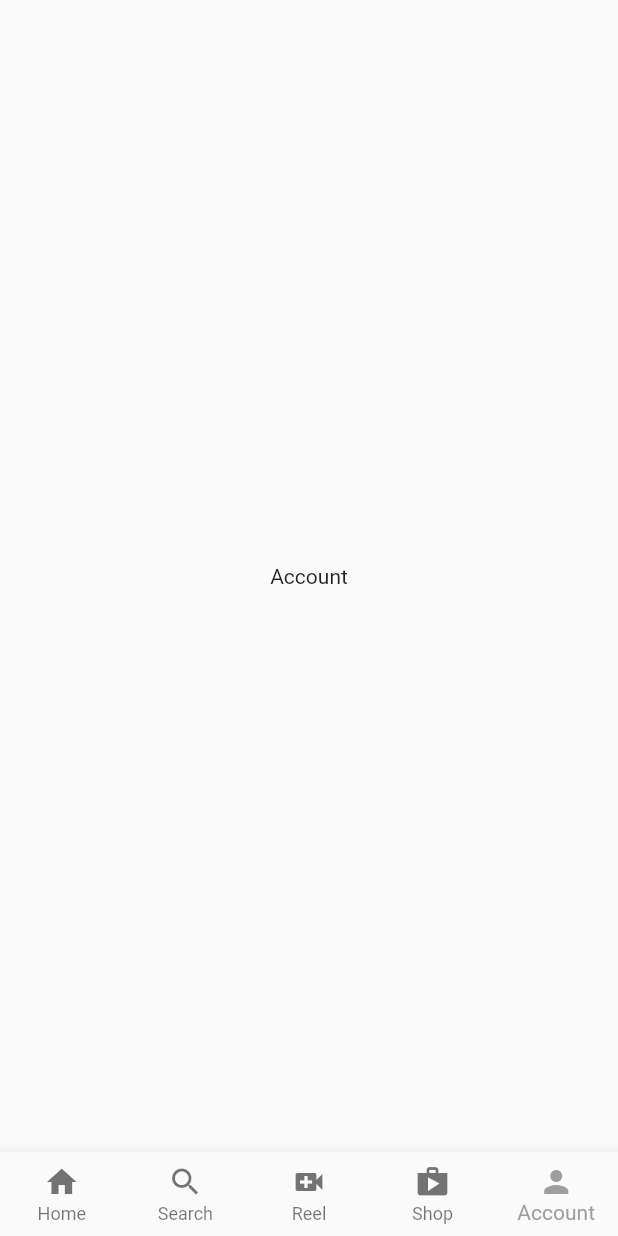
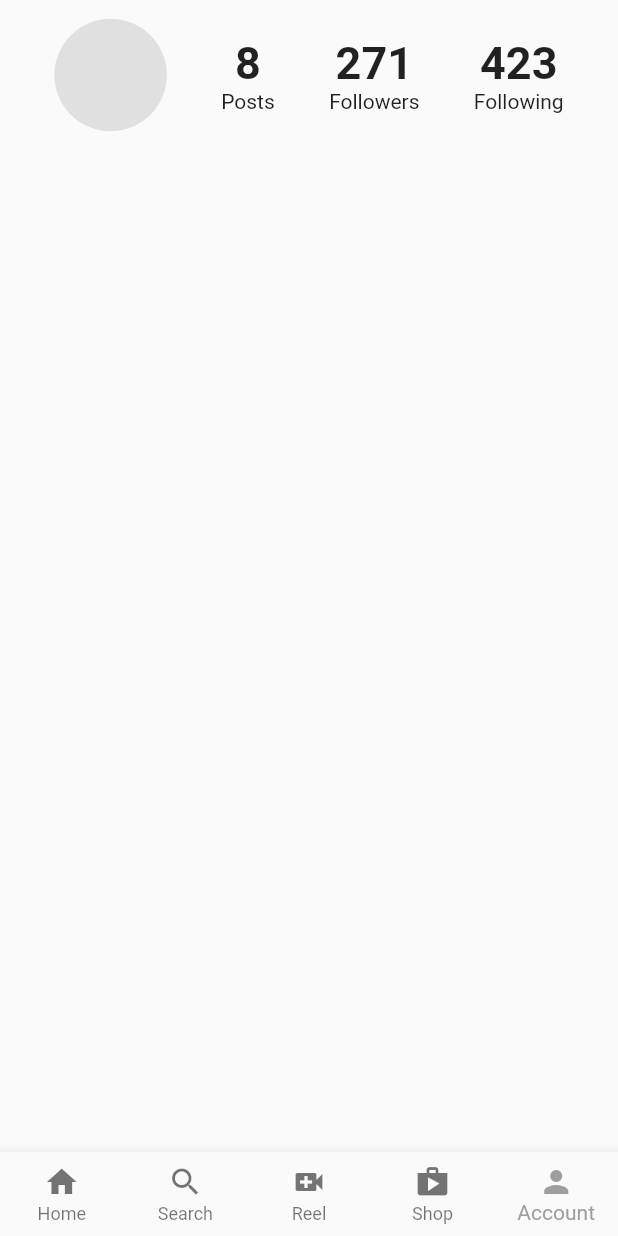
Before and after one commit to 0-nikesh/instademo, a Flutter app: the screen it shows after launch, item 5 of the bottom bar chosen, on a phone screen of 412 x 824 dp. Run offline on Flutter 3.47's test engine with Material 2 defaults, Android fonts, the light colour scheme and no system bars.

Commit message:
posts, followers, following

```diff
--- a/lib/pages/account.dart
+++ b/lib/pages/account.dart
@@ -4,7 +4,47 @@ class UserAccount extends StatelessWidget {
   @override
   Widget build(BuildContext context) {
     return Scaffold(
-      body: Center(child: Text("Account")),
+      body: Column(children: [
+        Row(
+          mainAxisAlignment: MainAxisAlignment.spaceEvenly,
+          children: [
+            Container(
+              //profile picture
+              height: 100,
+              width: 75,
+              decoration: BoxDecoration(
+                color: Colors.grey[300],
+                shape: BoxShape.circle,
+              ),
+            ),
+            //number of posts, follower, following
+            Column(
+              children: [
+                Text('8',
+                    style:
+                        TextStyle(fontWeight: FontWeight.bold, fontSize: 30)),
+                Text('Posts')
+              ],
+            ),
+            Column(
+              children: [
+                Text('271',
+                    style:
+                        TextStyle(fontWeight: FontWeight.bold, fontSize: 30)),
+                Text('Followers')
+              ],
+            ),
+            Column(
+              children: [
+                Text('423',
+                    style:
+                        TextStyle(fontWeight: FontWeight.bold, fontSize: 30)),
+                Text('Following')
+              ],
+            ),
+          ],
+        )
+      ]),
     );
   }
 }
```
